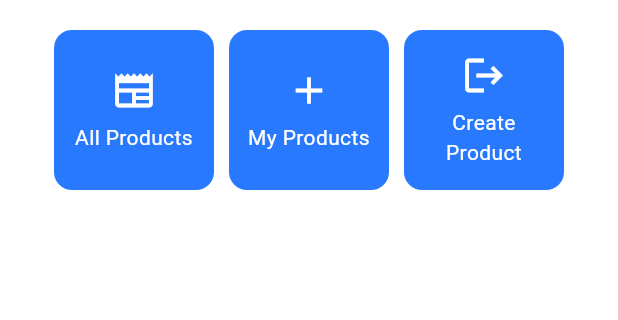
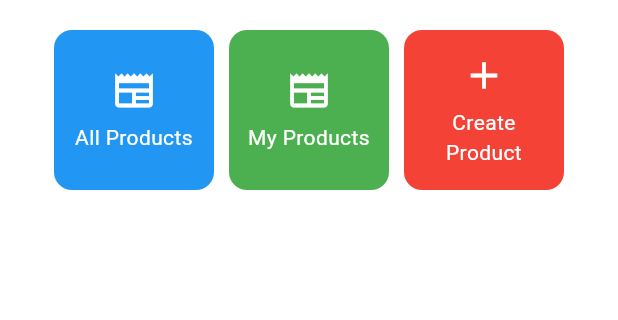
Before and after one commit to ruzzy13/lucky-kicks-mobile, a Flutter app: the screen it shows after launch, on a phone screen of 412 x 824 dp, the part 357-677 px from its top. Run offline on Flutter 3.47's test engine with Material 3 defaults, Android fonts, the light colour scheme and no system bars.

Commit message:
selesai TI 7

```diff
--- a/lib/menu.dart
+++ b/lib/menu.dart
@@ -7,11 +7,22 @@ class MyHomePage extends StatelessWidget {
   final String npm = "2406495451";
   final String kelas = "C";
 
+  // =======================================================================
+  // PERUBAHAN HANYA DI BAGIAN INI
+  // =======================================================================
   final List<ItemHomepage> items = [
-    ItemHomepage("All Products", Icons.newspaper),
-    ItemHomepage("My Products", Icons.add),
-    ItemHomepage("Create Product", Icons.logout),
+    // 1. All Products: Tetap menggunakan Icons.newspaper
+    ItemHomepage("All Products", Icons.newspaper, Colors.blue),
+
+    // 2. My Products: Ikonnya disamakan dengan All Products (Icons.newspaper)
+    ItemHomepage("My Products", Icons.newspaper, Colors.green),
+
+    // 3. Create Product: Ikonnya diubah menjadi ikon My Products sebelumnya (Icons.add)
+    ItemHomepage("Create Product", Icons.add, Colors.red),
   ];
+  // =======================================================================
+  // TIDAK ADA PERUBAHAN PADA KODE DI BAWAH INI
+  // =======================================================================
 
   @override
   Widget build(BuildContext context) {
@@ -121,11 +132,13 @@ class InfoCard extends StatelessWidget {
   }
 }
 
+// Menambahkan property color di class ItemHomepage
 class ItemHomepage {
   final String name;
   final IconData icon;
+  final Color color; // <-- DITAMBAHKAN
 
-  ItemHomepage(this.name, this.icon);
+  ItemHomepage(this.name, this.icon, this.color); // <-- DIPERBARUI
 }
 
 class ItemCard extends StatelessWidget {
@@ -138,8 +151,8 @@ class ItemCard extends StatelessWidget {
   @override
   Widget build(BuildContext context) {
     return Material(
-      // Menentukan warna latar belakang dari tema aplikasi.
-      color: Theme.of(context).colorScheme.secondary,
+      // Menggunakan warna dari 'item.color'
+      color: item.color, // <-- DIPERBARUI (sebelumnya: Theme.of(context).colorScheme.secondary)
       // Membuat sudut kartu melengkung.
       borderRadius: BorderRadius.circular(12),
 
```
Also changed, not shown: 1 other file.
